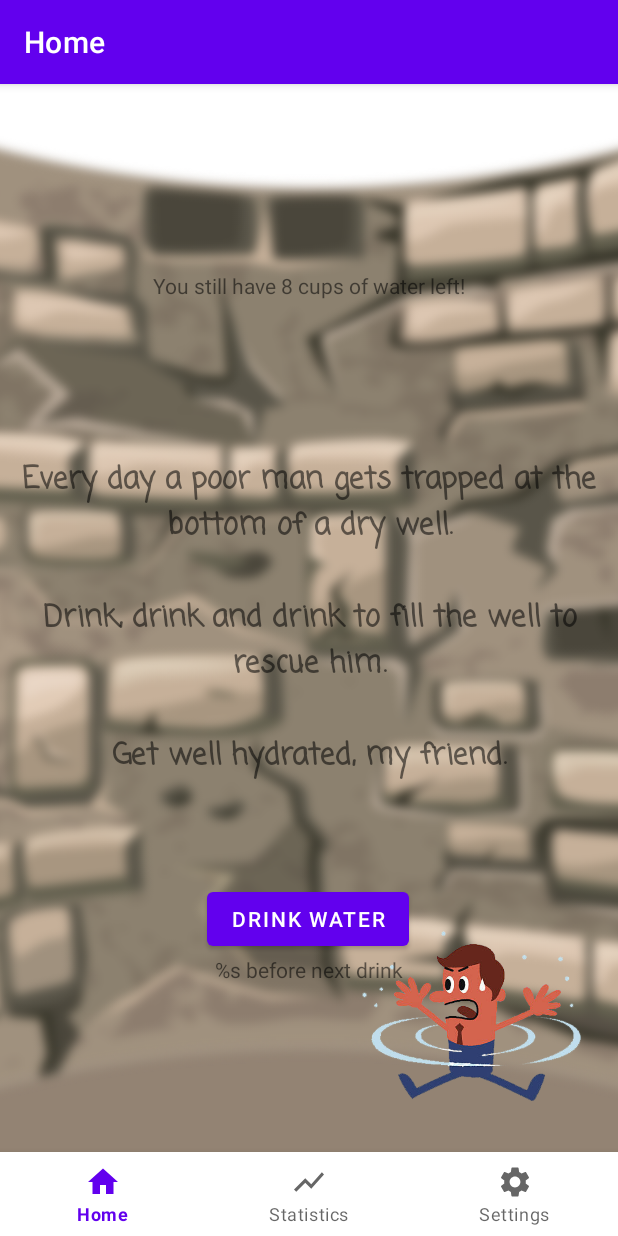
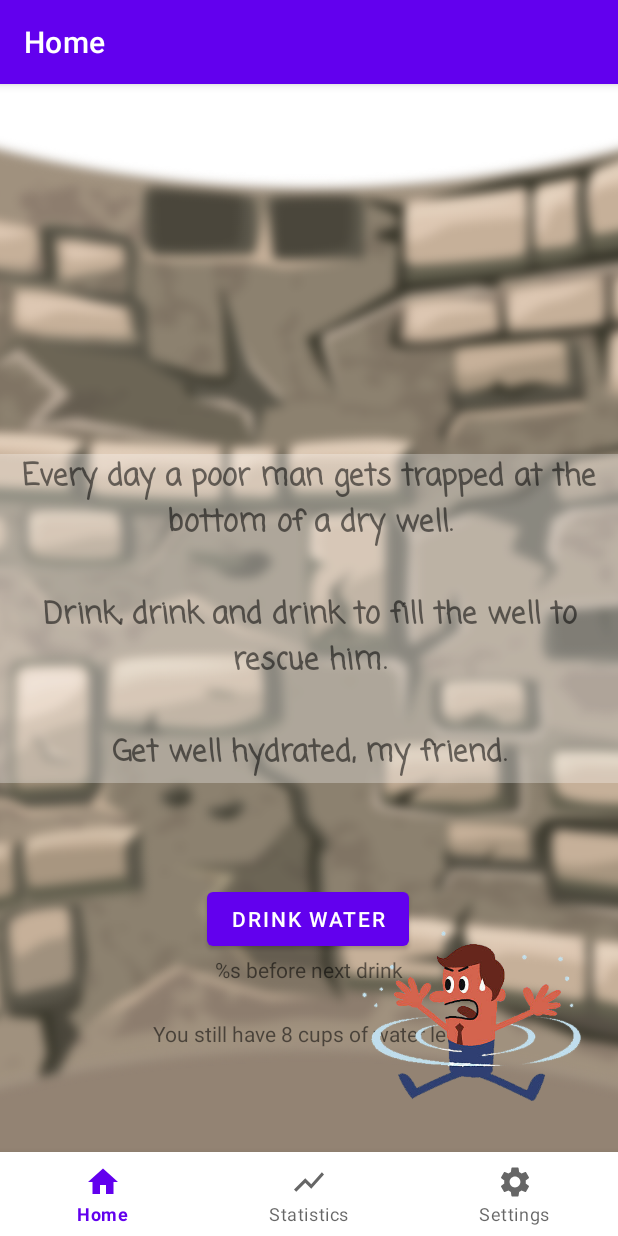
Before and after one commit to jay-hui/comp4521-project, an Android app: the screen it shows after launch (MainActivity), on a phone screen of 412 x 824 dp. Run offline under Robolectric (Android 15) with nearby library versions, the phone set to English and light mode, and no system bars; our stand-ins replace navigation-ui.

Commit message:
Minor Adjustment to UI

```diff
--- a/app/src/main/res/layout/fragment_home.xml
+++ b/app/src/main/res/layout/fragment_home.xml
@@ -18,6 +18,20 @@
         app:layout_constraintStart_toStartOf="parent"
         app:layout_constraintTop_toTopOf="parent" />
 
+    <FrameLayout
+        android:id="@+id/frameLayout"
+        android:layout_width="match_parent"
+        android:layout_height="wrap_content"
+        app:layout_constraintBottom_toBottomOf="parent"
+        app:layout_constraintTop_toTopOf="@+id/imageView2">
+
+        <View
+            android:id="@+id/view"
+            android:layout_width="match_parent"
+            android:layout_height="219dp"
+            android:alpha="0.3"
+            android:background="@color/white" />
+
         <TextView
             android:id="@+id/textView2"
             android:layout_width="wrap_content"
@@ -26,9 +40,9 @@
             android:text="@string/app_description"
             android:textAlignment="center"
             android:textSize="20sp"
-        android:textStyle="bold"
-        app:layout_constraintBottom_toBottomOf="parent"
-        app:layout_constraintTop_toTopOf="@+id/imageView2" />
+            android:textStyle="bold" />
+
+    </FrameLayout>
 
     <View
         android:id="@+id/water_view"
@@ -63,10 +77,10 @@
         android:layout_height="wrap_content"
         app:layout_constraintBottom_toBottomOf="parent"
         app:layout_constraintHorizontal_bias="0.5"
-        app:layout_constraintVertical_bias="0.18"
         app:layout_constraintLeft_toLeftOf="parent"
         app:layout_constraintRight_toRightOf="parent"
-        app:layout_constraintTop_toTopOf="parent" />
+        app:layout_constraintTop_toTopOf="parent"
+        app:layout_constraintVertical_bias="0.9" />
 
     <ImageView
         android:id="@+id/drowning_man_view"
```
Lines whose indentation alone changed are shown as unchanged.
